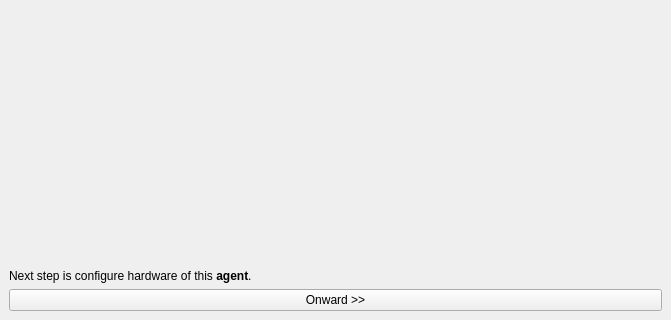
mrdeveloperdude/OctoMY, file src/libs/libpair/delivery/AgentDeliveryWizard.ui: the form before one commit; both pictures show x 0 to 671 and y 618 to 938 of the 671 by 938 pixel window.
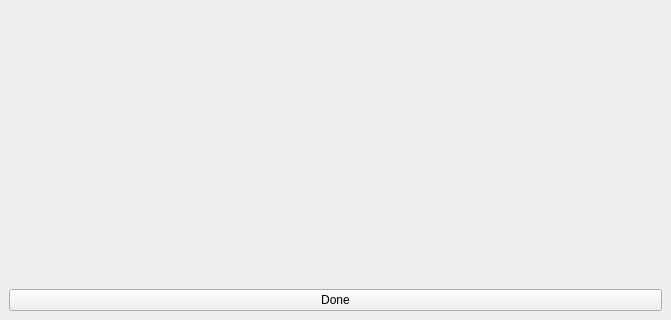
The form after the commit. The open tabs and pages were chosen to show the change. Icons and pictures are not drawn. Custom widgets are drawn as their Qt base class.

Commit message: Big update Agent unboxing wizard and more

```diff
--- a/src/libs/libpair/delivery/AgentDeliveryWizard.ui
+++ b/src/libs/libpair/delivery/AgentDeliveryWizard.ui
@@ -340,32 +340,9 @@
         </widget>
        </item>
        <item>
-        <widget class="QLabel" name="labelBodyDone_2">
-         <property name="sizePolicy">
-          <sizepolicy hsizetype="Minimum" vsizetype="Minimum">
-           <horstretch>0</horstretch>
-           <verstretch>0</verstretch>
-          </sizepolicy>
-         </property>
+        <widget class="QPushButton" name="pushButtonDone">
          <property name="text">
-          <string>&lt;html&gt;&lt;head/&gt;&lt;body&gt;&lt;p&gt;Next step is configure hardware of this &lt;span style=&quot; font-weight:600;&quot;&gt;agent&lt;/span&gt;.&lt;/p&gt;&lt;/body&gt;&lt;/html&gt;</string>
-         </property>
-         <property name="textFormat">
-          <enum>Qt::RichText</enum>
-         </property>
-         <property name="wordWrap">
-          <bool>true</bool>
-         </property>
-        </widget>
-       </item>
-       <item>
-        <widget class="QPushButton" name="pushButtonPairNow">
-         <property name="text">
-          <string>Onward &gt;&gt;</string>
-         </property>
-         <property name="icon">
-          <iconset resource="../../libres/resources/icons.qrc">
-           <normaloff>:/icons/pair.svg</normaloff>:/icons/pair.svg</iconset>
+          <string>Done</string>
          </property>
         </widget>
        </item>
```
Left out of the diff: 91 changed lines with no effect on the pictures. The commit also changes 450 other files.
